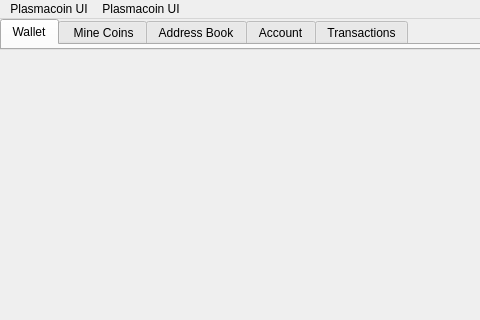
First picture: the form in src/qt/plasmacoin-ui/mainwindow.ui, repository plasmacoin-crypto/Plasmacoin-Blockchain, before the edit; both pictures show x 0 to 480 and y 0 to 320 of the 800 by 600 pixel window.
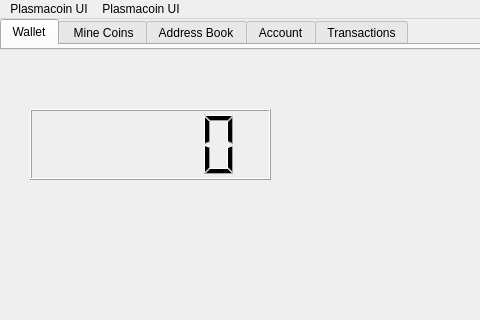
Second picture: the form after the edit. Icons and pictures are not drawn.

Commit message: Add numeric readouts to the wallet view

Patch:
```diff
--- a/src/qt/plasmacoin-ui/mainwindow.ui
+++ b/src/qt/plasmacoin-ui/mainwindow.ui
@@ -76,6 +76,9 @@
       <height>531</height>
      </rect>
     </property>
+    <property name="layoutDirection">
+     <enum>Qt::LeftToRight</enum>
+    </property>
     <property name="currentIndex">
      <number>0</number>
     </property>
@@ -102,6 +105,31 @@
        <enum>QLCDNumber::Filled</enum>
       </property>
      </widget>
+     <widget class="QLCDNumber" name="Plasmacoins">
+      <property name="geometry">
+       <rect>
+        <x>30</x>
+        <y>60</y>
+        <width>241</width>
+        <height>71</height>
+       </rect>
+      </property>
+      <property name="layoutDirection">
+       <enum>Qt::LeftToRight</enum>
+      </property>
+      <property name="smallDecimalPoint">
+       <bool>false</bool>
+      </property>
+      <property name="digitCount">
+       <number>5</number>
+      </property>
+      <property name="mode">
+       <enum>QLCDNumber::Dec</enum>
+      </property>
+      <property name="segmentStyle">
+       <enum>QLCDNumber::Filled</enum>
+      </property>
+     </widget>
     </widget>
     <widget class="QWidget" name="page_2"/>
    </widget>
```
Left out of the diff: 14 changed lines with no effect on the pictures. The commit also changes 2 other files.
